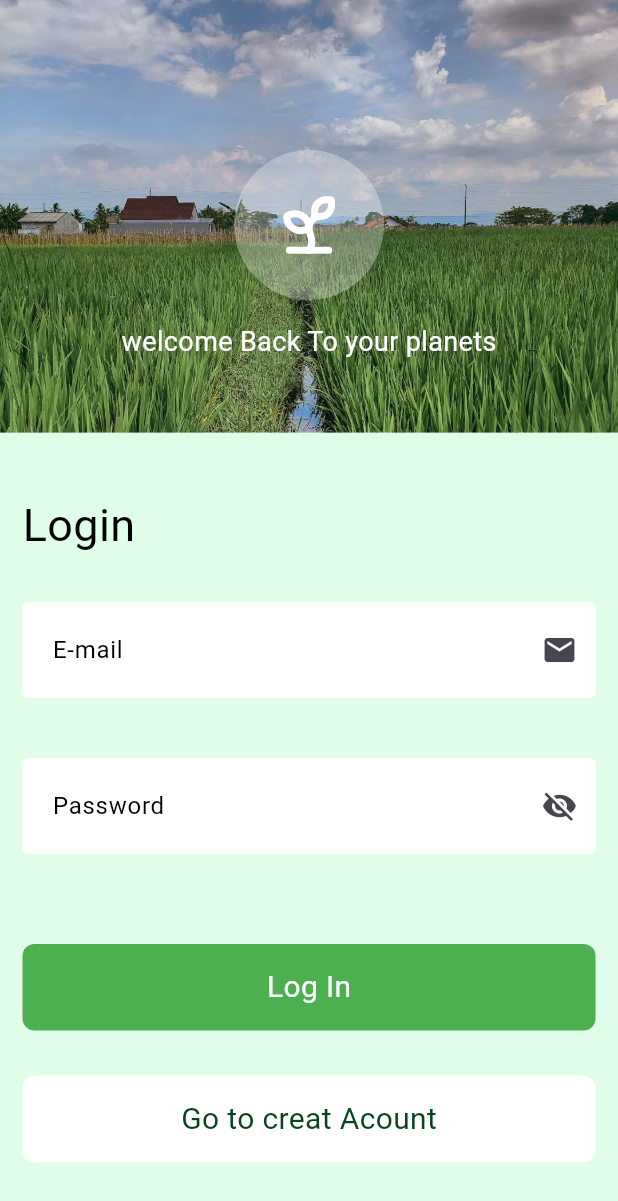
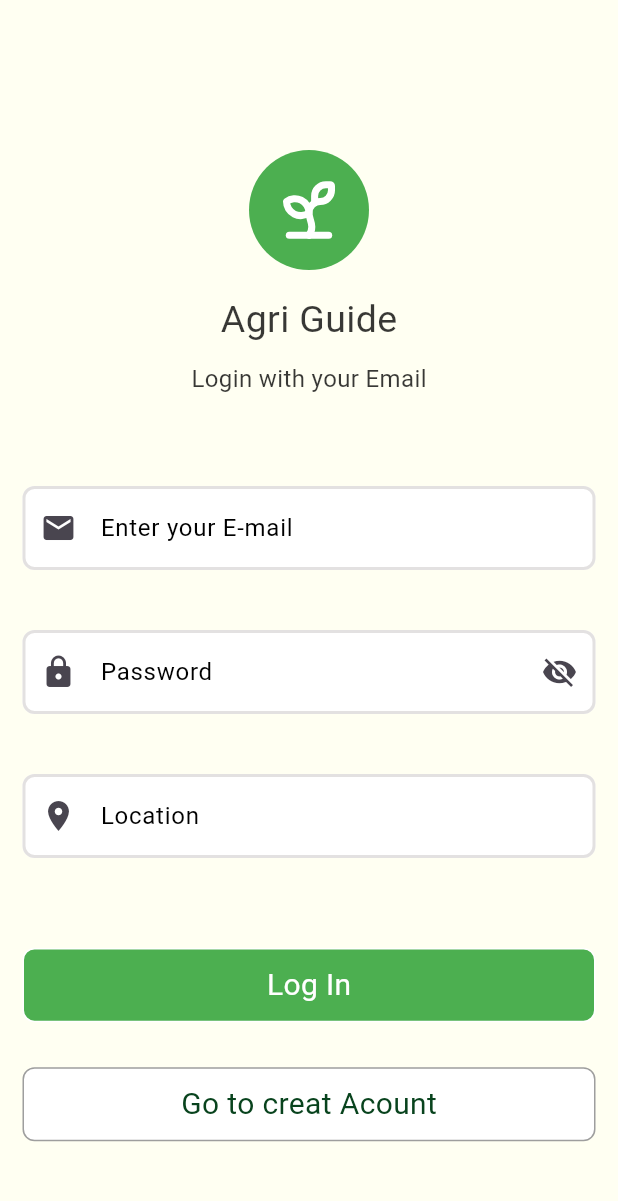
Before and after one commit to Ahmedmego-ux/Agri-Guide, a Flutter app: the LoginView screen opened directly, on a phone screen of 412 x 824 dp. Shown: the top 1201 px of the screen. Run offline on Flutter 3.47's test engine with Material 3 defaults, Android fonts, the phone set to English and light mode, and no system bars; our stand-ins replace dio, flutter_svg, gap, phosphor_flutter, shared_preferences; accounts and stored records are empty; Roboto replaces fonts that are missing (LuckiestGuy, Poppins).

```diff
--- a/agri_guide_app/lib/feature/auth/view/login_view.dart
+++ b/agri_guide_app/lib/feature/auth/view/login_view.dart
@@ -2,6 +2,8 @@ import 'package:agri_guide_app/core/constans/app_colors.dart';
 import 'package:agri_guide_app/core/constans/app_strings.dart';
 import 'package:agri_guide_app/core/network/api_errors.dart';
 import 'package:agri_guide_app/feature/auth/data/auth_repo.dart';
+import 'package:agri_guide_app/feature/auth/view/signup_view.dart';
+import 'package:agri_guide_app/feature/auth/widgets/auth_header.dart';
 import 'package:agri_guide_app/feature/auth/widgets/custom_textformfiled.dart';
 import 'package:agri_guide_app/feature/auth/widgets/custome_auth_buttom.dart';
 import 'package:agri_guide_app/root.dart';
@@ -57,88 +59,44 @@ class _LoginViewState extends State<LoginView> {
       child: Form(
         key: _formkey,
         child: Scaffold(
-          backgroundColor: Colors.white,
+          backgroundColor: Color(0xffFFFFFFF2),
           body: Column(
             crossAxisAlignment: CrossAxisAlignment.start,
             children: [
+              SizedBox(height: 100,),
 
-             Container(
-                width: double.infinity,
-                height: MediaQuery.of(context).size.height * 0.35, // تحديد ارتفاع ثابت
-                decoration: BoxDecoration(
-                  image: DecorationImage(
-                    image: const AssetImage('assets/background.jpg'),
-                    fit: BoxFit.cover,
-                    colorFilter: ColorFilter.mode(
-                      maincolor.withOpacity(0.2),
-                      BlendMode.lighten,
-                    ),
-                  ),
-                ),
-               child: Column(
-                children: [
-                  Gap(100),
-                 Center(
-                  child: CircleAvatar(
-
-                    radius: 50,
-                    backgroundColor: Colors.white.withOpacity(0.3),
-                    child: SvgPicture.asset(
-                      'assets/logo.svg',
-                      color: Colors.white,
-                      height: 45,
-                    ),
-                  ),
-                ),
-                Gap(15),
-                Center(
-                  child: Text(
-                    'welcome Back To your planets',
-                    style: TextStyle(color: Colors.white, fontSize: 18),
-                  ),
-                ),
-               Gap(60),
-               ],),
-             ),
+             AuthHeader(),
 
 
               Expanded(
-                child: Container(
-                  decoration: BoxDecoration(
-                    // borderRadius: BorderRadius.only(
-                    //   topLeft: Radius.circular(64),
-                    //   topRight: Radius.circular(64),
-                    // ),
-                    color:  const Color(0xffdffde9),
-                  ),
                 child: Padding(
                   padding: const EdgeInsets.symmetric(horizontal: 15),
                   child: SingleChildScrollView(
                     child: Column(
                       crossAxisAlignment: CrossAxisAlignment.start,
                       children: [
-                          Gap(40),
-                          Text(
-                            'Login',
+                        Gap(10),
+                        Center(
+                          child: Text(
+                            'Login with your Email',
                             style: TextStyle(
-                              fontSize: 30,
-                              color: Colors.black,
+                              fontSize: 16,
+                              color: const Color.fromARGB(199, 0, 0, 0),
                               fontFamily: fontFamily,
                             ),
                           ),
-                          Gap(30),
+                        ),
+                        Gap(60),
                         Custome_Textformfield(
-                            hintText: 'E-mail',
-                            suffixicon: IconButton(
-                              onPressed: () {},
-                              icon: Icon(Icons.email),
-                            ),
+                          hintText: 'Enter your E-mail',
+                          prefixicon:  Icon(Icons.email),
                           controller: emailcontroller,
                           ispassword: false,
                         ),
                         Gap(40),
                         Custome_Textformfield(
                           hintText: 'Password',
+                          prefixicon: Icon(Icons.lock),
                           suffixicon: IconButton(
                             onPressed: () {
                               setState(() {
@@ -158,6 +116,17 @@ class _LoginViewState extends State<LoginView> {
                           controller: Passwordcontroller,
                           ispassword: _obscureText,
                         ),
+                        Gap(40),
+                        Custome_Textformfield(
+                          hintText: 'Location',
+                          prefixicon: Icon(Icons.location_on),
+                          controller: emailcontroller,
+                          ispassword: false,
+                        ),
+
+
+
+
                         Gap(60),
                         GestureDetector(
                           onTap: ()async {
@@ -171,18 +140,20 @@ class _LoginViewState extends State<LoginView> {
                         ),
                         Gap(30),
                         GestureDetector(
-                            onTap: () async {
-                              await login();
+                          onTap: () {
+                            Navigator.push(context,MaterialPageRoute(builder: (_)=>SignupView()));
+
                           },
 
                           child: Custome_auth_buttom.CustomeButtom(
                             progres: 'Go to creat Acount',
+                            bordercolor: Colors.grey,
+
                           ),
                         ),
                         Gap(30),
 
                       ],
-                      ),
                     ),
                   ),
                 ),
--- a/agri_guide_app/lib/feature/auth/view/signup_view.dart
+++ b/agri_guide_app/lib/feature/auth/view/signup_view.dart
@@ -1,6 +1,7 @@
 import 'package:agri_guide_app/core/constans/app_colors.dart';
 import 'package:agri_guide_app/core/constans/app_strings.dart';
 import 'package:agri_guide_app/feature/auth/view/login_view.dart';
+import 'package:agri_guide_app/feature/auth/widgets/auth_header.dart';
 import 'package:agri_guide_app/feature/auth/widgets/custom_textformfiled.dart';
 import 'package:agri_guide_app/feature/auth/widgets/custome_auth_buttom.dart';
 import 'package:agri_guide_app/feature/home/view/home_view.dart';
@@ -34,30 +35,30 @@ bool _obscureText = true;
       child: Form(
         key: _Formkey,
         child: Scaffold(
-          backgroundColor: maincolor,
-          body: Column(
+          backgroundColor:Color(0xffFFFFFFF2),
+          body: SingleChildScrollView(
+            child: Column(
+              crossAxisAlignment: CrossAxisAlignment.start,
+
+              children: [
+                Gap(50),
+                AuthHeader(),
+
+
+               Gap(8),
+               Center(child: Text('welcome Back To your Agri Guide',style: TextStyle(color: const Color.fromARGB(199, 0, 0, 0)),)),
+               Gap(15),
+               Padding(
+                 padding: const EdgeInsets.symmetric(horizontal: 16),
+                 child: Column(
                   crossAxisAlignment: CrossAxisAlignment.start,
                    children: [
-              Gap(130),
-             Center(child: SvgPicture.asset('assets/logo.svg')),
-             Gap(8),
-             Center(child: Text('welcome Back To Discover fast food',style: TextStyle(color: Colors.white),)),
-             Gap(100),
-             Expanded(
-               child: Container(
-                decoration: BoxDecoration(
-                  borderRadius: BorderRadius.only(topLeft: Radius.circular(64),topRight: Radius.circular(64)),
-                  color: Colors.white
-                ),
-                child: Padding(
-                  padding: const EdgeInsets.symmetric(horizontal: 16),
-                  child: Column(
-                    children: [
+                     Gap(5),
+                     Text('Sign in',style: TextStyle(fontSize: 30,color:maincolor,fontFamily: fontFamily),),
                  Gap(20),
-                      Text('Sign in',style: TextStyle(fontSize: 30,color:maincolor,fontFamily: fontFamily),),
-                  Gap(30),
-                  Custome_Textformfield(hintText:'Name',  controller: namecontroller, ispassword: false,bordercolor: maincolor,),
-                  Gap(30),
+                 Custome_Textformfield(hintText:'Name',  controller: namecontroller,
+                  ispassword: false,bordercolor: maincolor,),
+                 Gap(15),
                               Custome_Textformfield(
                  hintText: 'E-mail', suffixicon: IconButton(onPressed: (){}, icon: Icon(Icons.email)), controller: emailcontroller, ispassword: false,bordercolor: maincolor,),
                               Gap(30),
@@ -93,10 +94,9 @@ bool _obscureText = true;
                      ),)
                    ],
                  ),
-                ),
-               ),
                )
               ],
+            ),
           ),
         ),
       ),
--- /dev/null
+++ b/agri_guide_app/lib/feature/auth/widgets/auth_header.dart
@@ -0,0 +1,41 @@
+import 'package:agri_guide_app/core/constans/app_strings.dart';
+import 'package:flutter/material.dart';
+import 'package:flutter_svg/svg.dart';
+
+class AuthHeader extends StatelessWidget {
+  const AuthHeader({
+    super.key,
+  });
+
+  @override
+  Widget build(BuildContext context) {
+    return Column(
+      children: [
+        Center(
+             child: CircleAvatar(
+
+               radius: 40,
+               backgroundColor: Colors.green,
+               child: SvgPicture.asset(
+                 'assets/logo.svg',
+                 color: Colors.white,
+                 height: 45,
+               ),
+             ),
+           ),
+            SizedBox(height:15,),
+
+           Center(
+             child: Text(
+                       'Agri Guide',
+                       style: TextStyle(
+                         fontSize: 25,
+                         color: const Color.fromARGB(199, 0, 0, 0),
+                         fontFamily: fontFamily,
+                       ),
+                     ),
+           ),
+      ],
+    );
+  }
+}
--- a/agri_guide_app/lib/feature/auth/widgets/custom_textformfiled.dart
+++ b/agri_guide_app/lib/feature/auth/widgets/custom_textformfiled.dart
@@ -21,10 +21,11 @@ final Color? bordercolor;
           return 'please fill ${hintText}';
         }null;
       },
+
       obscureText: ispassword,
       controller: controller,
      decoration: InputDecoration(
-      contentPadding: EdgeInsets.symmetric(vertical: 20, horizontal: 16),
+      //contentPadding: EdgeInsets.symmetric(vertical: 5, horizontal: 16),
       prefixIcon: prefixicon,
        filled: true,
        fillColor: Colors.white,
@@ -32,16 +33,19 @@ final Color? bordercolor;
        hintStyle: TextStyle(color: Colors.black),
        hintText: hintText,
        focusColor: Colors.white,
-       border: OutlineInputBorder(borderRadius: BorderRadius.circular(8)),
+       border: OutlineInputBorder(borderRadius: BorderRadius.circular(16)),
+
        enabledBorder: OutlineInputBorder(
+        borderRadius: BorderRadius.circular(8),
          borderSide: BorderSide(
           width: 2,
-           color:bordercolor?? Colors.white
+           color:bordercolor?? const Color.fromARGB(255, 227, 225, 225)
          )
        ),
        focusedBorder: OutlineInputBorder(
+         borderRadius: BorderRadius.circular(8),
          borderSide: BorderSide(
-           color: Colors.white
+           color: bordercolor?? Colors.grey
          )
      ),
 
--- a/agri_guide_app/lib/feature/auth/widgets/custome_auth_buttom.dart
+++ b/agri_guide_app/lib/feature/auth/widgets/custome_auth_buttom.dart
@@ -5,21 +5,24 @@ import 'package:flutter/material.dart';
 
 class Custome_auth_buttom extends StatelessWidget {
   const Custome_auth_buttom.CustomeButtom({
-    super.key, required this.progres, this.color, this.colortext,
+    super.key, required this.progres, this.color, this.colortext, this.bordercolor,
   });
   final Color? color;
   final Color? colortext;
+  final Color? bordercolor;
 final String progres;
   @override
   Widget build(BuildContext context) {
     return Container(
-     height: MediaQuery.heightOf(context)*0.07,
+     height: MediaQuery.heightOf(context)*0.06,
      width: double.infinity,
      decoration: BoxDecoration(
+      border: Border.all(color: bordercolor??Colors.white),
        borderRadius: BorderRadius.circular(8),
        color: color??Colors.white
      ),
-     child: Center(child: Text(progres,style: TextStyle(fontSize: 20,color:colortext?? maincolor,fontFamily: 'Poppins' ),)),
+     child: Center(child: Text(progres,style: TextStyle(fontSize: 20,
+     color:colortext?? maincolor,fontFamily: 'Poppins' ),)),
     );
   }
 }
```
Lines whose indentation alone changed are shown as unchanged.
